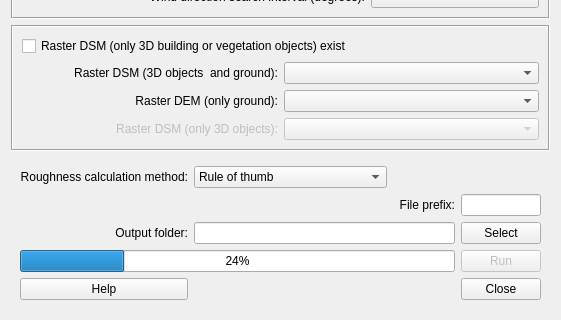
This is ImageMorphParmsPoint/imagemorphparmspoint_v1_dialog_base.ui in UMEP-dev/UMEP as Qt 5 draws it before an edit; both pictures show x 0 to 561 and y 143 to 463 of the 561 by 463 pixel window. The edited form follows.
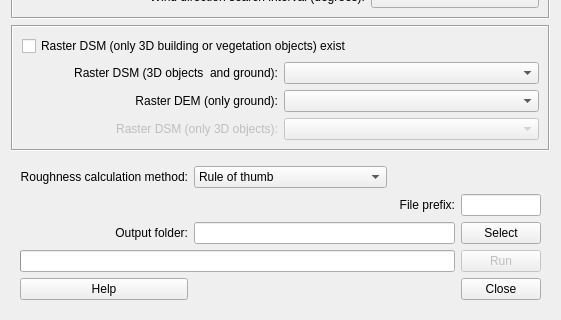
This is the edited form.

```diff
--- a/ImageMorphParmsPoint/imagemorphparmspoint_v1_dialog_base.ui
+++ b/ImageMorphParmsPoint/imagemorphparmspoint_v1_dialog_base.ui
@@ -276,7 +276,13 @@
       <item row="3" column="0" colspan="4">
        <widget class="QProgressBar" name="progressBar">
         <property name="value">
-         <number>24</number>
+         <number>0</number>
+        </property>
+        <property name="alignment">
+         <set>Qt::AlignCenter</set>
+        </property>
+        <property name="format">
+         <string/>
         </property>
        </widget>
       </item>
```
Left out of the diff: 31 changed lines with no effect on the pictures.
